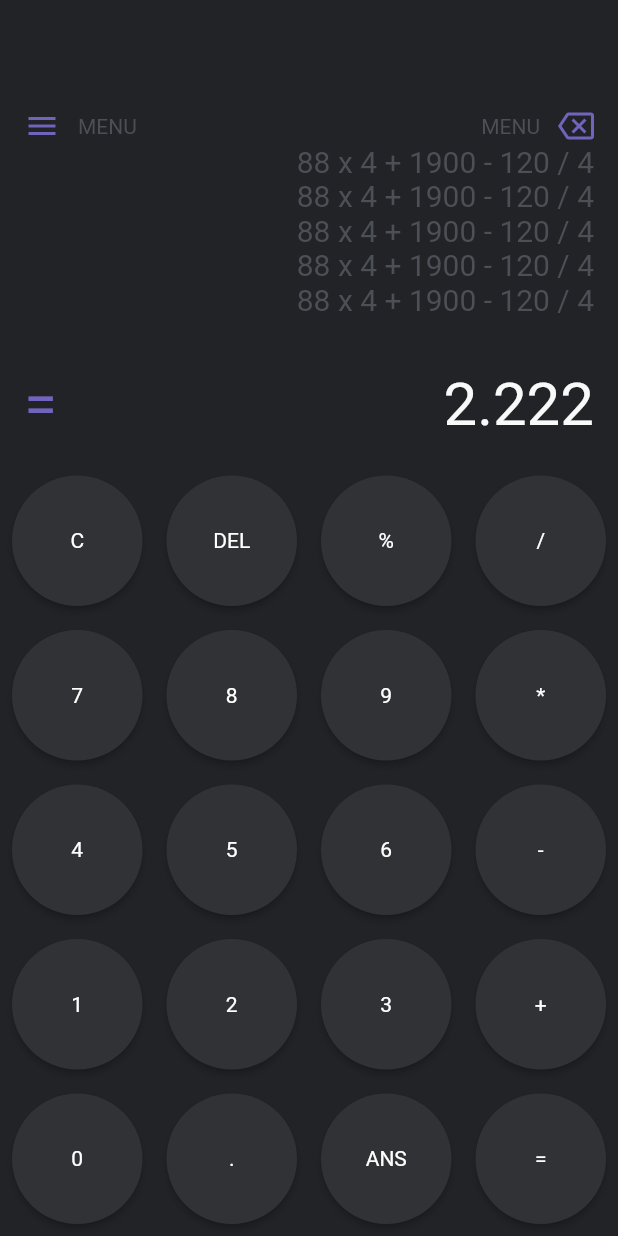
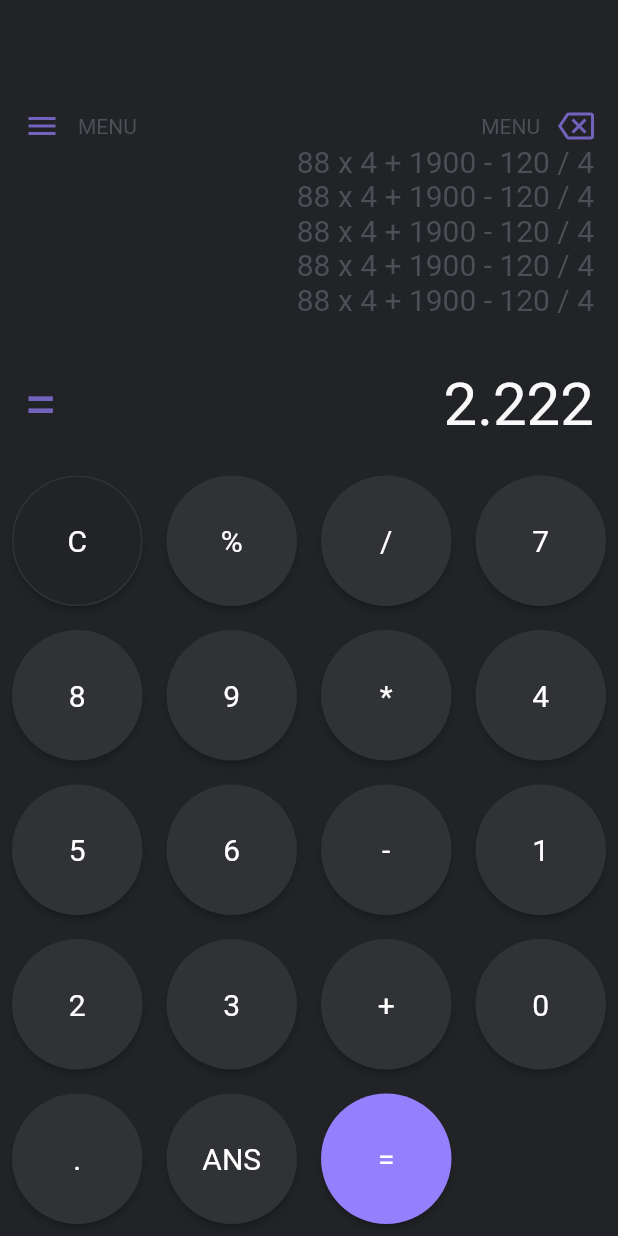
Before and after one commit to LaksCastro/code-heck, a Flutter app: the screen it shows after launch, on a phone screen of 412 x 824 dp. Run offline on Flutter 3.47's test engine with Material 2 defaults, Android fonts, the phone set to English and light mode, and no system bars; our stand-ins replace math_expressions.

Commit message:
(#1) fix colors

```diff
--- a/shinoa/lib/view/keyboard.dart
+++ b/shinoa/lib/view/keyboard.dart
@@ -21,7 +21,6 @@ class _KeyBoardState extends State<KeyBoard> {
 
   final List<String> buttons = [
     'C',
-    'DEL',
     '%',
     '/',
     '7',
@@ -52,11 +51,34 @@ class _KeyBoardState extends State<KeyBoard> {
           gridDelegate: const SliverGridDelegateWithFixedCrossAxisCount(
               crossAxisCount: 4),
           itemBuilder: (BuildContext contex, int index) {
+            bool equal = buttons[index] == '=';
+            bool ce = buttons[index] == 'C';
             return Padding(
               padding: const EdgeInsets.all(8.0),
               child: ElevatedButton(
-                style: ButtonStyle(
-                  backgroundColor: MaterialStateProperty.all(kPaperColor),
+                style: ce
+                    ? ButtonStyle(
+                        backgroundColor:
+                            MaterialStateProperty.all(kBackgroundColor),
+                        shape: MaterialStateProperty.all(
+                          RoundedRectangleBorder(
+                              borderRadius: BorderRadius.circular(50),
+                              side: const BorderSide(color: kPaperColor)),
+                        ),
+                      )
+                    : equal
+                        ? ButtonStyle(
+                            backgroundColor:
+                                MaterialStateProperty.all(kAccentColor),
+                            shape: MaterialStateProperty.all(
+                              RoundedRectangleBorder(
+                                borderRadius: BorderRadius.circular(50),
+                              ),
+                            ),
+                          )
+                        : ButtonStyle(
+                            backgroundColor:
+                                MaterialStateProperty.all(kPaperColor),
                             shape: MaterialStateProperty.all(
                               RoundedRectangleBorder(
                                 borderRadius: BorderRadius.circular(50),
@@ -83,6 +105,7 @@ class _KeyBoardState extends State<KeyBoard> {
                 },
                 child: Text(
                   buttons[index],
+                  style: const TextStyle(fontSize: 20),
                 ),
               ),
             );
```
Lines whose indentation alone changed are shown as unchanged.
